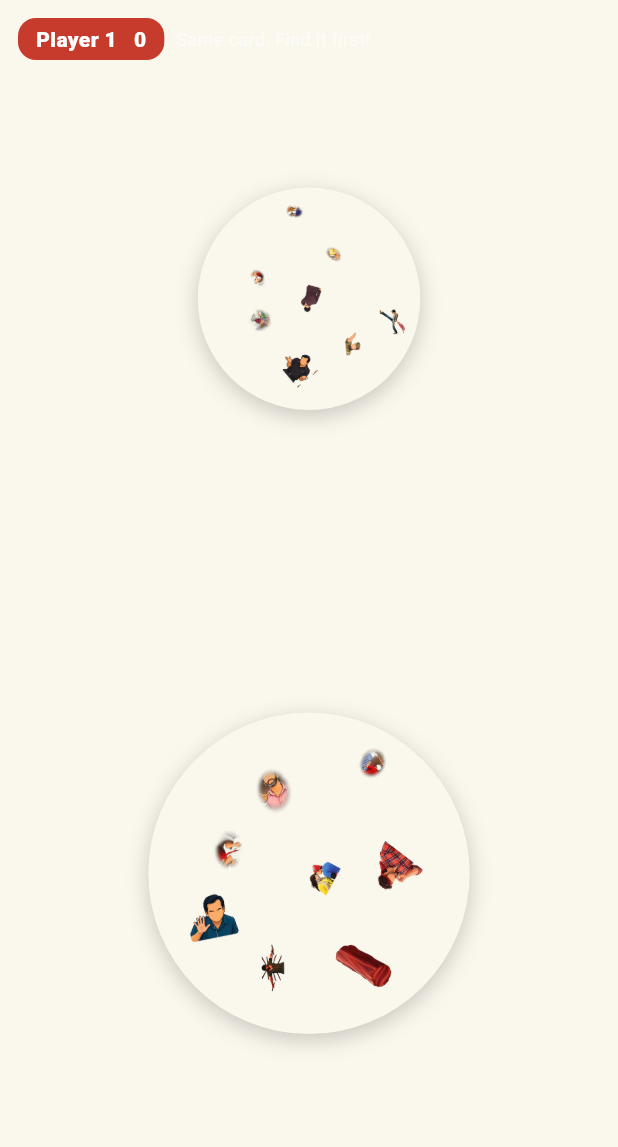
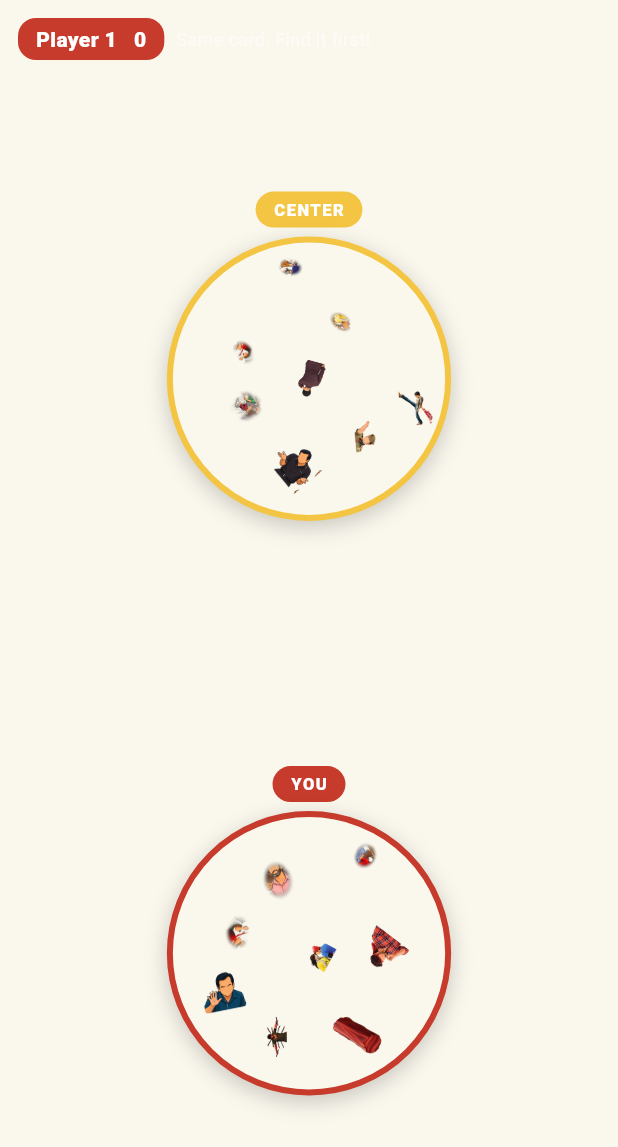
Before and after one commit to kattapriyatham/tfi-bagundali, a Flutter app: the _PlayerHalf widget shown alone on an empty page, opened directly, on a phone screen of 412 x 824 dp. Shown: the top 1147 px of the screen. Run offline on Flutter 3.47's test engine with Material 3 defaults, Android fonts, the phone set to English and light mode, and no system bars; our stand-ins replace flutter_riverpod, freezed_annotation, go_router, google_mobile_ads, shared_preferences; accounts and stored records are empty; network calls fail.

Commit message:
feat: equal-size reference/held cards with a labeled accent ring
Rotation stays unrestricted — confirmed no official Dobble/Spot It rule
limits it; the game deliberately uses arbitrary angles + varying scale.

CardView gains optional accent (ring colour) + label (pill above the card)
so two same-sized cards can be told apart at a glance:
- solo: CENTER (mustard) vs YOUR CARD (cinema red)
- 2-player: CENTER (mustard) vs YOU (that player's accent colour)

Both screens now size the reference and held cards identically instead of
the reference card being noticeably smaller.

Co-Authored-By: Claude Sonnet 5 <noreply@anthropic.com>

```diff
--- a/lib/ui/solo_game_screen.dart
+++ b/lib/ui/solo_game_screen.dart
@@ -5,6 +5,7 @@ import "package:go_router/go_router.dart";
 import "../core/haptics.dart";
 import "../core/router.dart";
 import "../core/sound.dart";
+import "../core/theme.dart";
 import "../game/engine/round_state.dart";
 import "../game/solo/solo_controller.dart";
 import "../storage/settings_store.dart";
@@ -73,8 +74,9 @@ class _SoloGameScreenState extends ConsumerState<SoloGameScreen> {
             final center = loadedDeck.card(centerCardId(view.round));
             final held = loadedDeck.card(view.round.heldCardId);
             final w = MediaQuery.sizeOf(context).width;
-            final centerD = (w * 0.52).clamp(180.0, 320.0);
-            final heldD = (w * 0.92).clamp(280.0, 460.0);
+            // Reference (centre pile) and your card are the same size —
+            // only the ring colour + label tell them apart.
+            final cardD = (w * 0.74).clamp(220.0, 360.0);
 
             return Column(
               children: [
@@ -100,8 +102,9 @@ class _SoloGameScreenState extends ConsumerState<SoloGameScreen> {
                   ),
                 ),
                 Expanded(
-                  flex: 4,
                   child: Center(
+                    child: FittedBox(
+                      fit: BoxFit.scaleDown,
                       child: AnimatedSwitcher(
                         duration: const Duration(milliseconds: 220),
                         transitionBuilder: (c, a) =>
@@ -109,16 +112,20 @@ class _SoloGameScreenState extends ConsumerState<SoloGameScreen> {
                         child: CardView(
                           key: ValueKey("center-${center.id}"),
                           card: center,
-                        diameter: centerD,
+                          diameter: cardD,
                           interactive: false,
+                          accent: AppColors.mustard,
+                          label: "CENTER",
                           onSymbolTap: (_) {},
                         ),
                       ),
                     ),
                   ),
+                ),
                 Expanded(
-                  flex: 6,
                   child: Center(
+                    child: FittedBox(
+                      fit: BoxFit.scaleDown,
                       child: AnimatedSwitcher(
                         duration: const Duration(milliseconds: 220),
                         transitionBuilder: (c, a) => ScaleTransition(
@@ -128,10 +135,14 @@ class _SoloGameScreenState extends ConsumerState<SoloGameScreen> {
                         child: CardView(
                           key: ValueKey("held-${held.id}"),
                           card: held,
-                        diameter: heldD,
+                          diameter: cardD,
+                          accent: AppColors.cinemaRed,
+                          label: "YOUR CARD",
                           wrongSymbolId: view.lastWrongSymbolId,
-                        onSymbolTap: (id) =>
-                            ref.read(soloControllerProvider.notifier).tap(id),
+                          onSymbolTap: (id) => ref
+                              .read(soloControllerProvider.notifier)
+                              .tap(id),
+                        ),
                       ),
                     ),
                   ),
--- a/lib/ui/two_player_screen.dart
+++ b/lib/ui/two_player_screen.dart
@@ -175,26 +175,31 @@ class _PlayerHalf extends ConsumerWidget {
             ],
           ),
           const SizedBox(height: 6),
+          // Same size for both — the ring colour + label tell them apart.
           Expanded(
-            flex: 4,
             child: Center(
               child: FittedBox(
+                fit: BoxFit.scaleDown,
                 child: CardView(
                   card: center,
-                  diameter: (w * 0.36).clamp(140.0, 230.0),
+                  diameter: (w * 0.46).clamp(160.0, 260.0),
                   interactive: false,
+                  accent: AppColors.mustard,
+                  label: "CENTER",
                   onSymbolTap: (_) {},
                 ),
               ),
             ),
           ),
           Expanded(
-            flex: 6,
             child: Center(
               child: FittedBox(
+                fit: BoxFit.scaleDown,
                 child: CardView(
                   card: held,
-                  diameter: (w * 0.52).clamp(200.0, 330.0),
+                  diameter: (w * 0.46).clamp(160.0, 260.0),
+                  accent: accent,
+                  label: "YOU",
                   wrongSymbolId: wrong >= 0 ? wrong : null,
                   onSymbolTap: (id) => ref
                       .read(twoPlayerControllerProvider.notifier)
--- a/lib/ui/widgets/card_view.dart
+++ b/lib/ui/widgets/card_view.dart
@@ -14,6 +14,8 @@ class CardView extends StatelessWidget {
     this.flashSymbolId,
     this.wrongSymbolId,
     this.interactive = true,
+    this.accent,
+    this.label,
     super.key,
   });
 
@@ -24,16 +26,25 @@ class CardView extends StatelessWidget {
   final int? wrongSymbolId;
   final bool interactive;
 
+  /// Ring colour distinguishing this card's role (e.g. "the centre pile"
+  /// vs "your card") when two same-sized cards are shown side by side.
+  final Color? accent;
+
+  /// Small pill caption shown above the card, e.g. "CENTER" / "YOUR CARD".
+  /// Requires [accent] (used as the pill's background).
+  final String? label;
+
   @override
   Widget build(BuildContext context) {
     final placements = layoutForCard(card);
     final radius = diameter / 2;
 
-    return DecoratedBox(
-      decoration: const BoxDecoration(
-        color: Color(0xFFFAF7ED),
+    final circle = DecoratedBox(
+      decoration: BoxDecoration(
+        color: const Color(0xFFFAF7ED),
         shape: BoxShape.circle,
-        boxShadow: [
+        border: accent == null ? null : Border.all(color: accent!, width: 4),
+        boxShadow: const [
           BoxShadow(
             color: Color(0x33000000),
             blurRadius: 12,
@@ -84,5 +95,31 @@ class CardView extends StatelessWidget {
         ),
       ),
     );
+
+    if (label == null) return circle;
+
+    return Column(
+      mainAxisSize: MainAxisSize.min,
+      children: [
+        Container(
+          padding: const EdgeInsets.symmetric(horizontal: 12, vertical: 4),
+          decoration: BoxDecoration(
+            color: accent,
+            borderRadius: BorderRadius.circular(20),
+          ),
+          child: Text(
+            label!,
+            style: const TextStyle(
+              color: Colors.white,
+              fontSize: 11,
+              fontWeight: FontWeight.w800,
+              letterSpacing: 1,
+            ),
+          ),
+        ),
+        const SizedBox(height: 6),
+        circle,
+      ],
+    );
   }
 }
```
Lines whose indentation alone changed are shown as unchanged.
